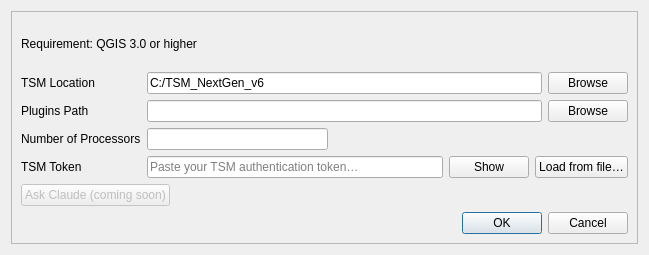
Above: ui/General_Configuration.ui from TSMv6/tsm_panel before the change. Below: the same form after it.
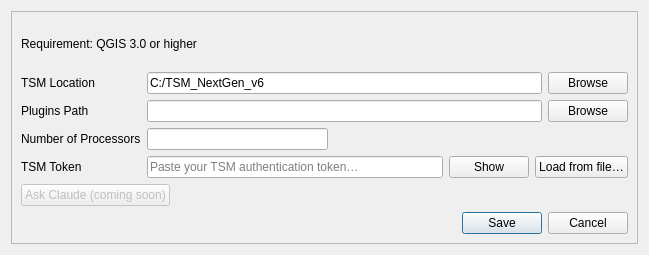
That is the form after the change.

```diff
--- a/ui/General_Configuration.ui
+++ b/ui/General_Configuration.ui
@@ -213,7 +213,7 @@
          <enum>Qt::Horizontal</enum>
         </property>
         <property name="standardButtons">
-         <set>QDialogButtonBox::Cancel|QDialogButtonBox::Ok</set>
+         <set>QDialogButtonBox::Cancel|QDialogButtonBox::Save</set>
         </property>
        </widget>
       </item>
```
